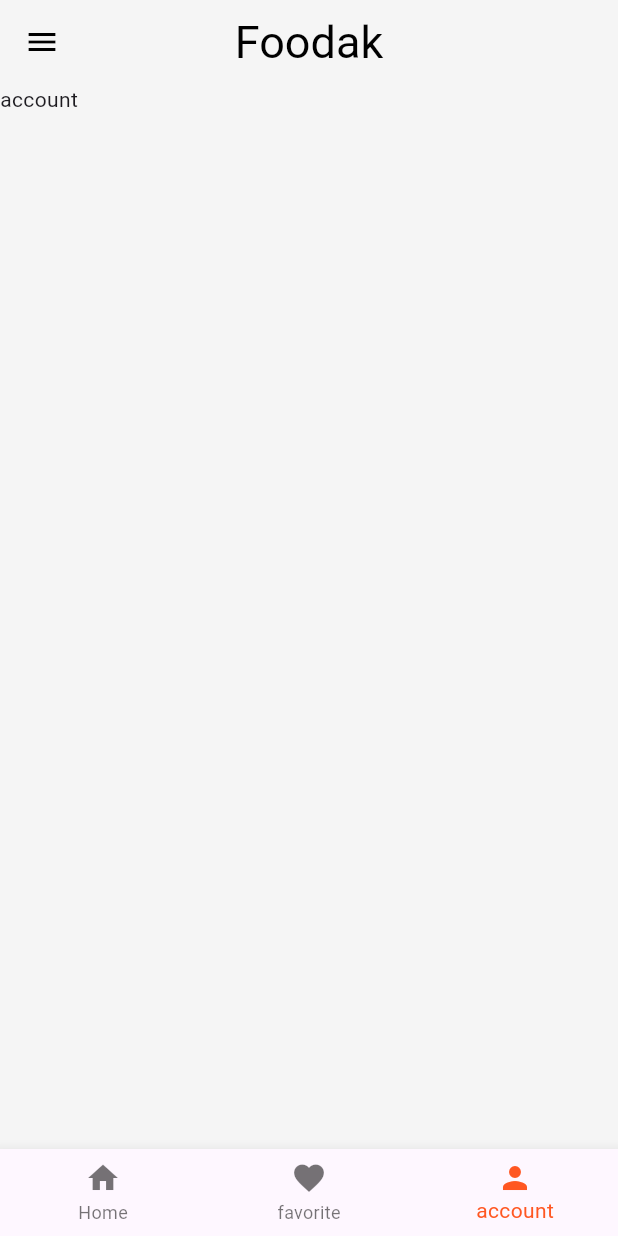
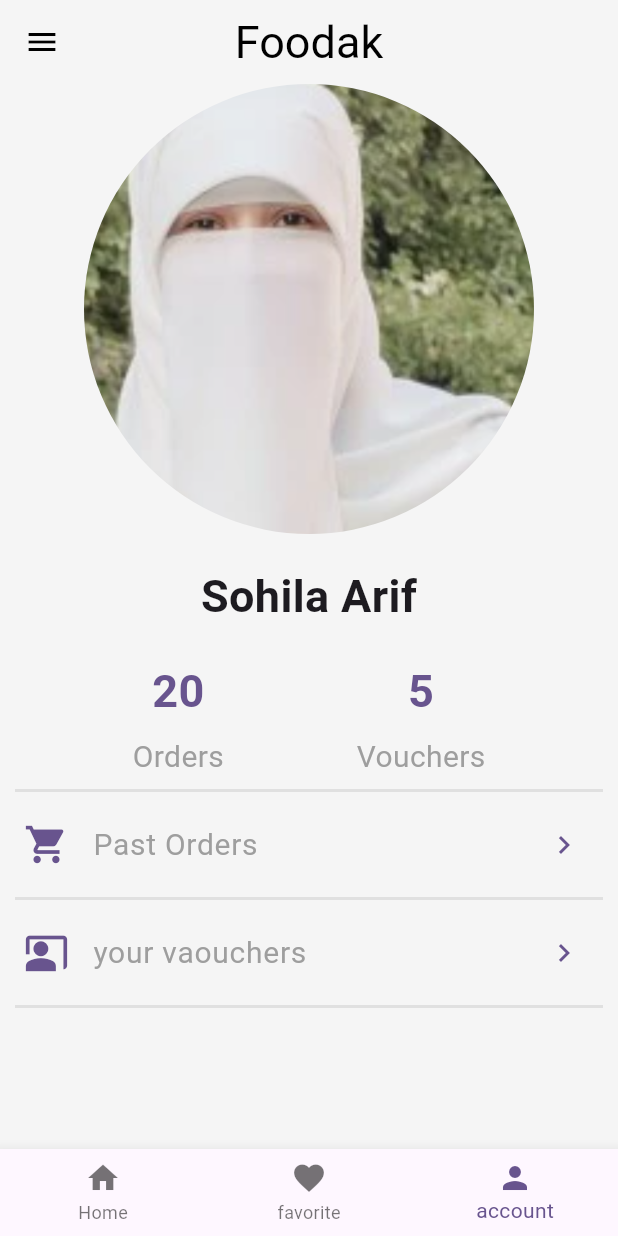
Before and after one commit to sohilaAreef/Food-Delivery-App, a Flutter app: the screen it shows after launch, item 3 of the bottom bar chosen, on a phone screen of 412 x 824 dp. Run offline on Flutter 3.47's test engine with Material 3 defaults, Android fonts, the phone set to English and light mode, and no system bars; network calls fail.

Commit message:
Add AccountPage and update theme colors across the app

```diff
--- a/lib/main.dart
+++ b/lib/main.dart
@@ -14,6 +14,7 @@ class MyApp extends StatelessWidget {
     return MaterialApp(
       title: 'Foodak - Food Delivery App',
       theme: ThemeData(
+        primarySwatch: Colors.indigo,
 
         colorScheme: ColorScheme.fromSeed(seedColor: Colors.deepPurple),
         useMaterial3: true,
--- /dev/null
+++ b/lib/pages/account_page.dart
@@ -0,0 +1,107 @@
+import 'package:flutter/material.dart';
+
+class AccountPage extends StatelessWidget {
+  const AccountPage({super.key});
+
+  Widget myAccount(BuildContext context, {required String text, required int num})
+  {
+    return Column(
+
+      children: [
+        SizedBox(height: 20),
+        Text(
+          num.toString(),
+          style:
+          TextStyle(
+            fontSize: 30,
+            fontWeight: FontWeight.bold,
+            color: Theme.of(context).primaryColor,
+          ),
+        ),
+
+          SizedBox(height: 8),
+          Text(
+            text,
+            style: TextStyle(
+              fontSize: 20,
+              color: Colors.grey,
+            ),
+          )
+      ]
+    );
+  }
+  Widget AccountAddtion(BuildContext context,{required IconData icon, required String title,String ?subtitle})
+  {
+    return ListTile(
+      leading: Icon( icon,
+      color: Theme.of(context).primaryColor,
+      size: 30,
+      ),
+      title: Text(title,
+      style: TextStyle(
+        fontSize: 20,
+        color: Colors.grey,
+      ),
+      ),
+      onTap: (){},
+      subtitle: subtitle != null ? Text(subtitle) : null,
+      trailing: Icon(Icons.chevron_right, color: Theme.of(context).primaryColor),
+    );
+  }
+
+  @override
+  Widget build(BuildContext context) {
+    return Center(
+      child: Column(
+        children: [
+          Container(
+            height: 300,
+            decoration: BoxDecoration(
+              shape: BoxShape.circle,
+              image: DecorationImage(
+                image: AssetImage('assets/images/sohila.png'),
+                fit: BoxFit.cover,
+              ),
+            ),
+          ),
+          SizedBox(height: 20),
+          Text(
+            'Sohila Arif',
+            style: TextStyle(
+              fontSize: 30,
+              fontWeight: FontWeight.bold,
+            ),
+          ),
+          Row(
+            mainAxisAlignment: MainAxisAlignment.spaceEvenly,
+            children: [
+              myAccount(context, text: 'Orders', num: 20),
+              myAccount(context, text: 'Vouchers', num: 5),
+            ],
+          ),
+          Divider(
+            thickness: 2,
+            color: Colors.grey[300],
+            indent: 10,
+            endIndent: 10,
+          ),
+          AccountAddtion(context,icon:  Icons.shopping_cart, title: 'Past Orders'),
+          Divider(
+            thickness: 2,
+            color: Colors.grey[300],
+            indent: 10,
+            endIndent: 10,
+          ),
+          AccountAddtion(context,icon: Icons.co_present, title: 'your vaouchers'),
+          Divider(
+            thickness: 2,
+            color: Colors.grey[300],
+            indent: 10,
+            endIndent: 10,
+          ),
+        ],
+
+      ),
+    );
+  }
+}
--- a/lib/pages/bottom_nav_bar.dart
+++ b/lib/pages/bottom_nav_bar.dart
@@ -1,4 +1,5 @@
 import 'package:flutter/material.dart';
+import 'package:food_delivery/pages/account_page.dart';
 import 'package:food_delivery/pages/favorites_page.dart';
 import 'package:food_delivery/pages/home_page.dart';
 
@@ -20,7 +21,7 @@ class _BottomNavBarPageState extends State<BottomNavBarPage> {
   List<Widget> bodyOptions = [
     const HomePage(),
     const FavoritesPage(),
-    Container(child: Text('account'),),
+    const AccountPage(),
   ];
 
   int selectedIndex = 0;
@@ -49,7 +50,7 @@ class _BottomNavBarPageState extends State<BottomNavBarPage> {
           BottomNavigationBarItem(icon: Icon(Icons.person), label: 'account'),
         ],
         currentIndex: selectedIndex,
-        selectedItemColor: Colors.deepOrange,
+        selectedItemColor: Theme.of(context).primaryColor,
         onTap: onItemTapped,
         ),
     );
--- a/lib/pages/favorites_page.dart
+++ b/lib/pages/favorites_page.dart
@@ -54,10 +54,10 @@ class _FavoritesPageState extends State<FavoritesPage> {
                       ),
                       SizedBox(height: 4.0),
                       Text('\$ ${food[index].price}',
-                      style: const TextStyle(
+                      style: TextStyle(
                         fontSize: 18,
                         fontWeight: FontWeight.bold,
-                        color: Colors.deepOrange,
+                        color: Theme.of(context).primaryColor,
                       ),
                       ),
                     ],
@@ -75,7 +75,7 @@ class _FavoritesPageState extends State<FavoritesPage> {
                     },
                     icon: Icon(
                        Icons.favorite,
-                      color: Colors.deepOrange,
+                      color: Theme.of(context).primaryColor,
                       size: 30,
                     ),
                   ),
--- a/lib/widgets/food_grid_item.dart
+++ b/lib/widgets/food_grid_item.dart
@@ -47,7 +47,7 @@ class _FoodGridItemState extends State<FoodGridItem> {
                 }),
                 child: Icon(
                   food[widget.foodIndex].isFavorite ? Icons.favorite :Icons.favorite_border,
-                 color:Colors.deepOrange,))
+                 color: Theme.of(context).primaryColor,))
             )
              ],
 
@@ -67,10 +67,10 @@ class _FoodGridItemState extends State<FoodGridItem> {
 
             Text(
               '\$ ${food[widget.foodIndex].price}',
-              style: const TextStyle(
+              style: TextStyle(
                 fontSize: 18,
                 fontWeight: FontWeight.bold,
-                color: Colors.deepOrange,
+                color: Theme.of(context).primaryColor,
               ),
             ),
           ],
--- a/pubspec.yaml
+++ b/pubspec.yaml
@@ -61,6 +61,7 @@ flutter:
   assets:
     - assets/images/craft-burger-wooden-cutting-board-brown-paper-classic-retro-burgers-creative-ai-design-background-instagram-facebook-325613753.webp
     - assets/images/empty-cart-512.webp
+    - assets/images/sohila.png
   #   - images/a_dot_ham.jpeg
 
   # An image asset can refer to one or more resolution-specific "variants", see
```
Also changed, not shown: assets/images/sohila.png (added).
